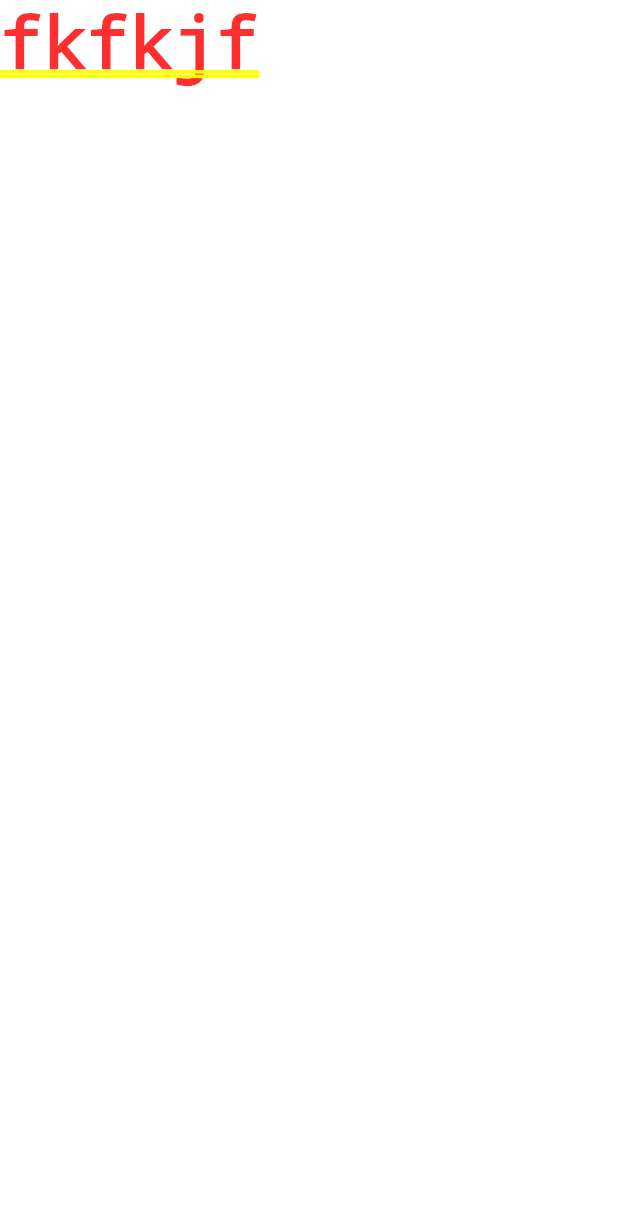
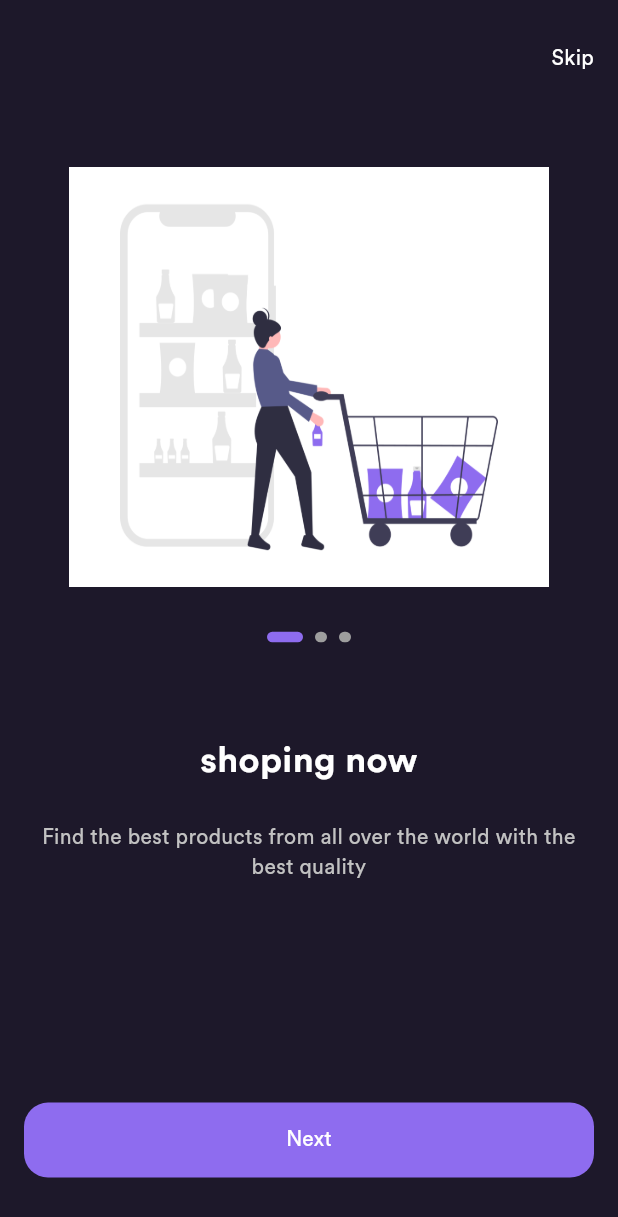
Before and after one commit to gemmy7/E-Commerce, a Flutter app: the screen it shows after launch, on a phone screen of 412 x 824 dp. Shown: the top 1217 px of the screen. Run offline on Flutter 3.47's test engine with Material 3 defaults, Android fonts, the phone set to English and light mode, and no system bars; drawn by our look-alikes of smooth_page_indicator; our stand-ins replace flutter_bloc, get_it.

Commit message:
onboarding Screen with page indicator responsive_helper preparing for signin screen

```diff
--- a/lib/core/utils/app_colors.dart
+++ b/lib/core/themes/app_colors.dart
@@ -4,4 +4,6 @@ class AppColors {
   static const primary = Color(0xff8E6CEF);
   static const background = Color(0xff1D182A);
   static const secondBackground = Color(0xff342F3F);
+  static const Color gray = Color(0xFF757575);
+  static const Color lightGray = Color(0xFFC2C2C2);
 }
--- a/lib/core/themes/app_theme.dart
+++ b/lib/core/themes/app_theme.dart
@@ -1,4 +1,4 @@
-import 'package:e_commerce/core/utils/app_colors.dart';
+import 'package:e_commerce/core/themes/app_colors.dart';
 import 'package:flutter/material.dart';
 
 class AppTheme {
--- /dev/null
+++ b/lib/core/utils/app_text_style.dart
@@ -0,0 +1,36 @@
+import 'package:e_commerce/core/themes/app_colors.dart';
+import 'package:flutter/material.dart';
+
+class AppTextStyles {
+  static TextStyle font24WhiteBold = const TextStyle(
+    fontSize: 24,
+    fontWeight: FontWeight.bold,
+    color: Colors.white,
+  );
+
+  static TextStyle font24BlackBold = const TextStyle(
+    fontSize: 24,
+    fontWeight: FontWeight.bold,
+    color: Colors.black,
+  );
+  static TextStyle font14WhiteBold = const TextStyle(
+    fontSize: 24,
+    fontWeight: FontWeight.bold,
+    color: Colors.white,
+  );
+  static TextStyle font32BlueBold = const TextStyle(
+    fontSize: 32,
+    fontWeight: FontWeight.bold,
+    color: AppColors.primary,
+  );
+  static TextStyle font14LightGrayRegular = const TextStyle(
+    fontSize: 14,
+    fontWeight: FontWeight.w200,
+    color: AppColors.lightGray,
+  );
+  static TextStyle font14WhiteMedium = const TextStyle(
+    fontSize: 14,
+    fontWeight: FontWeight.normal,
+    color: Colors.white,
+  );
+}
--- /dev/null
+++ b/lib/core/widgets/app_text_button.dart
@@ -0,0 +1,56 @@
+import 'package:e_commerce/core/themes/app_colors.dart';
+import 'package:flutter/material.dart';
+
+class TextButtonWidget extends StatelessWidget {
+  final double? borderRadius;
+  final Color? backgroundColor;
+  final double? horizontalPadding;
+  final double? verticalPadding;
+  final double? buttonWidth;
+  final double? buttonHeight;
+  final String buttonText;
+  final TextStyle textStyle;
+  final VoidCallback onPressed;
+  const TextButtonWidget({
+    super.key,
+    this.borderRadius,
+    this.backgroundColor,
+    this.horizontalPadding,
+    this.verticalPadding,
+    this.buttonHeight,
+    this.buttonWidth,
+    required this.buttonText,
+    required this.textStyle,
+    required this.onPressed,
+  });
+
+  @override
+  Widget build(BuildContext context) {
+    return TextButton(
+      style: ButtonStyle(
+        shape: WidgetStateProperty.all<RoundedRectangleBorder>(
+          RoundedRectangleBorder(
+            borderRadius: BorderRadius.circular(borderRadius ?? 16.0),
+          ),
+        ),
+        backgroundColor: WidgetStatePropertyAll(
+          backgroundColor ?? AppColors.primary,
+        ),
+        padding: WidgetStateProperty.all<EdgeInsets>(
+          EdgeInsets.symmetric(
+            horizontal: horizontalPadding ?? 12,
+            vertical: verticalPadding ?? 14,
+          ),
+        ),
+        fixedSize: WidgetStateProperty.all(
+          Size(buttonWidth ?? double.maxFinite, buttonHeight ?? 50),
+        ),
+      ),
+      onPressed: onPressed,
+      child: Text(
+        buttonText,
+        style: textStyle,
+      ),
+    );
+  }
+}
--- /dev/null
+++ b/lib/features/onboarding/data/onboarding_data.dart
@@ -0,0 +1,33 @@
+import 'package:e_commerce/core/utils/app_assets.dart';
+
+class OnBoardingModel {
+  final String imagePath;
+  final String title;
+  final String subTitle;
+
+  OnBoardingModel({
+    required this.imagePath,
+    required this.title,
+    required this.subTitle,
+  });
+}
+
+List<OnBoardingModel> onBoardingData = [
+  OnBoardingModel(
+    imagePath: AppAssets.onboarding1,
+    title: "shoping now",
+    subTitle:
+        "Find the best products from all over the world with the best quality",
+  ),
+  OnBoardingModel(
+    imagePath: AppAssets.onboarding2,
+    title: "Big Discounts for online payment",
+    subTitle: "Get the best offer for every product you buy online",
+  ),
+  OnBoardingModel(
+    imagePath: AppAssets.onboarding3,
+    title: "Free shipping",
+    subTitle:
+        "Get the best offer for every product you buy online and get free shipping",
+  ),
+];
--- a/lib/features/onboarding/ui/onboarding_screen.dart
+++ b/lib/features/onboarding/ui/onboarding_screen.dart
@@ -1,12 +1,64 @@
+import 'package:e_commerce/core/helpers/extensions.dart';
+import 'package:e_commerce/core/routes/routes_constants.dart';
+import 'package:e_commerce/core/utils/app_responsive.dart';
+import 'package:e_commerce/features/onboarding/ui/widgets/custom_nav_bar.dart';
+import 'package:e_commerce/features/onboarding/ui/widgets/custom_onboarding_body.dart';
+import 'package:e_commerce/features/onboarding/ui/widgets/custom_text_button.dart';
 import 'package:flutter/material.dart';
 
-class OnboardingScreen extends StatelessWidget {
+class OnboardingScreen extends StatefulWidget {
   const OnboardingScreen({super.key});
 
   @override
+  State<OnboardingScreen> createState() => _OnboardingScreenState();
+}
+
+class _OnboardingScreenState extends State<OnboardingScreen> {
+  final PageController _controller = PageController(initialPage: 0);
+  int currentIndex = 0;
+
+  get children => null;
+
+  get curve => null;
+  @override
   Widget build(BuildContext context) {
-    return Container(
-      child: Text('fkfkjf'),
+    return SafeArea(
+      child: Scaffold(
+        body: Padding(
+          padding: const EdgeInsets.symmetric(
+            horizontal: 16.0,
+          ),
+          child: ListView(
+            physics: const BouncingScrollPhysics(),
+            children: [
+              SizedBox(
+                height: AppResponsive.height40(context),
+              ),
+              CustomNavBar(
+                onTap: () {
+                  context.pushReplacementNamed(Routes.loginScreen);
+                },
+              ),
+              SizedBox(
+                height: AppResponsive.height55(context),
+              ),
+              OnBoardingBody(
+                onPageChanged: (index) {
+                  setState(() {
+                    currentIndex = index;
+                  });
+                },
+                controller: _controller,
+              ),
+              SizedBox(height: MediaQuery.of(context).size.height * 0.15),
+              OnboardingButtonBody(
+                currentIndex: currentIndex,
+                controller: _controller,
+              )
+            ],
+          ),
+        ),
+      ),
     );
   }
 }
--- /dev/null
+++ b/lib/features/onboarding/ui/widgets/custom_nav_bar.dart
@@ -0,0 +1,20 @@
+import 'package:e_commerce/core/utils/app_text_style.dart';
+import 'package:flutter/material.dart';
+
+class CustomNavBar extends StatelessWidget {
+  const CustomNavBar({super.key, required this.onTap});
+  final VoidCallback onTap;
+  @override
+  Widget build(BuildContext context) {
+    return Align(
+      alignment: Alignment.centerRight,
+      child: GestureDetector(
+        onTap: onTap,
+        child: Text(
+          'Skip',
+          style: AppTextStyles.font14WhiteMedium,
+        ),
+      ),
+    );
+  }
+}
--- /dev/null
+++ b/lib/features/onboarding/ui/widgets/custom_onboarding_body.dart
@@ -0,0 +1,61 @@
+import 'package:e_commerce/core/utils/app_responsive.dart';
+import 'package:e_commerce/core/utils/app_text_style.dart';
+import 'package:e_commerce/features/onboarding/data/onboarding_data.dart';
+import 'package:e_commerce/features/onboarding/ui/widgets/custom_page_indicator.dart';
+import 'package:flutter/material.dart';
+
+class OnBoardingBody extends StatelessWidget {
+  const OnBoardingBody(
+      {super.key, required this.controller, this.onPageChanged});
+  final PageController controller;
+  final Function(int)? onPageChanged;
+
+  @override
+  Widget build(BuildContext context) {
+    return SizedBox(
+      height: 500,
+      child: PageView.builder(
+        onPageChanged: onPageChanged,
+        physics: const BouncingScrollPhysics(),
+        controller: controller,
+        itemCount: onBoardingData.length,
+        itemBuilder: ((context, index) {
+          return Column(
+            children: [
+              Container(
+                height: 280,
+                width: 320,
+                decoration: BoxDecoration(
+                  image: DecorationImage(
+                    image: AssetImage(
+                      onBoardingData[index].imagePath,
+                    ),
+                    fit: BoxFit.fill,
+                  ),
+                ),
+              ),
+              SizedBox(height: AppResponsive.height40(context)),
+              CustomSmoothPageIndicator(controller: controller),
+              SizedBox(height: AppResponsive.height55(context)),
+              Text(
+                onBoardingData[index].title,
+                style: AppTextStyles.font24WhiteBold,
+                textAlign: TextAlign.center,
+                maxLines: 2,
+                overflow: TextOverflow.ellipsis,
+              ),
+              SizedBox(height: AppResponsive.height30(context)),
+              Text(
+                onBoardingData[index].subTitle,
+                style: AppTextStyles.font14LightGrayRegular,
+                textAlign: TextAlign.center,
+                maxLines: 2,
+                overflow: TextOverflow.ellipsis,
+              ),
+            ],
+          );
+        }),
+      ),
+    );
+  }
+}
--- /dev/null
+++ b/lib/features/onboarding/ui/widgets/custom_page_indicator.dart
@@ -0,0 +1,20 @@
+import 'package:e_commerce/core/themes/app_colors.dart';
+import 'package:flutter/material.dart';
+import 'package:smooth_page_indicator/smooth_page_indicator.dart';
+
+class CustomSmoothPageIndicator extends StatelessWidget {
+  const CustomSmoothPageIndicator({super.key, required this.controller});
+  final PageController controller;
+  @override
+  Widget build(BuildContext context) {
+    return SmoothPageIndicator(
+      controller: controller,
+      count: 3,
+      effect: const ExpandingDotsEffect(
+        activeDotColor: AppColors.primary,
+        dotHeight: 7,
+        dotWidth: 8,
+      ),
+    );
+  }
+}
--- /dev/null
+++ b/lib/features/onboarding/ui/widgets/custom_text_button.dart
@@ -0,0 +1,51 @@
+import 'package:e_commerce/core/helpers/extensions.dart';
+import 'package:e_commerce/core/routes/routes_constants.dart';
+import 'package:e_commerce/core/utils/app_text_style.dart';
+import 'package:e_commerce/core/widgets/app_text_button.dart';
+import 'package:e_commerce/features/onboarding/data/onboarding_data.dart';
+import 'package:flutter/material.dart';
+
+class OnboardingButtonBody extends StatelessWidget {
+  const OnboardingButtonBody(
+      {super.key, required this.currentIndex, required this.controller});
+  final int currentIndex;
+  final PageController controller;
+
+  @override
+  Widget build(BuildContext context) {
+    if (currentIndex == onBoardingData.length - 1) {
+      return Column(
+        children: [
+          TextButtonWidget(
+            buttonText: 'Get Started',
+            textStyle: AppTextStyles.font14WhiteMedium,
+            onPressed: () {
+              context.pushReplacementNamed(Routes.loginScreen);
+            },
+          ),
+          const SizedBox(
+            height: 4,
+          ),
+          GestureDetector(
+              onTap: () {
+                context.pushReplacementNamed(Routes.signUpScreen);
+              },
+              child: Text(
+                'Sign Up',
+                style: AppTextStyles.font14WhiteMedium,
+              ))
+        ],
+      );
+    } else {
+      return TextButtonWidget(
+        buttonText: 'Next',
+        textStyle: AppTextStyles.font14WhiteMedium,
+        onPressed: () {
+          controller.nextPage(
+              duration: const Duration(microseconds: 200),
+              curve: Curves.bounceIn);
+        },
+      );
+    }
+  }
+}
```
Also changed, not shown: lib/core/utils/app_responsive.dart (added, +93 -0 lines), lib/core/widgets/app_text_form_field.dart (added, +82 -0 lines).
